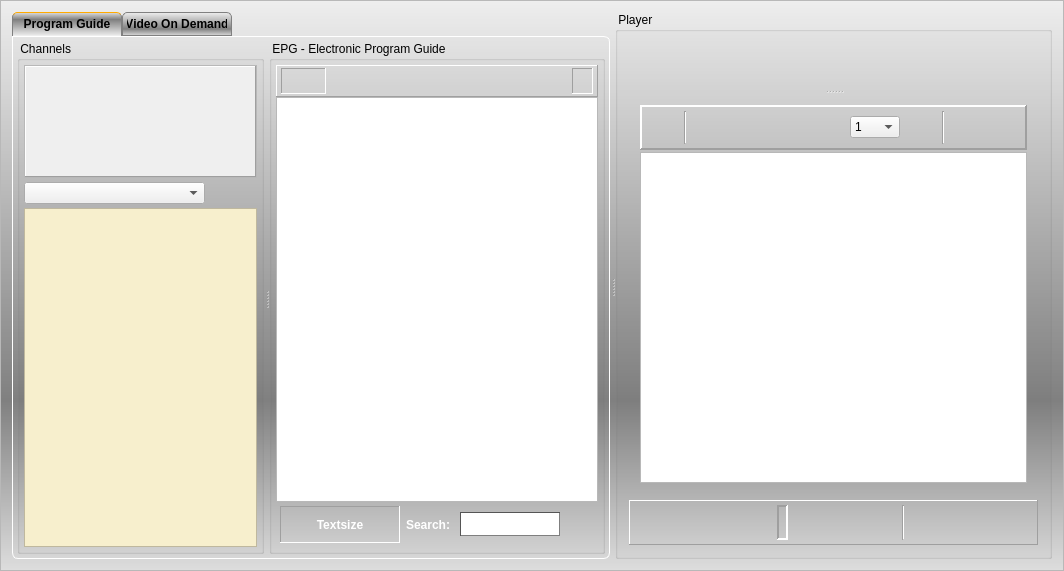
Old version of the form forms/recorder_inc.ui in the repository Jo2003/vlc_record.
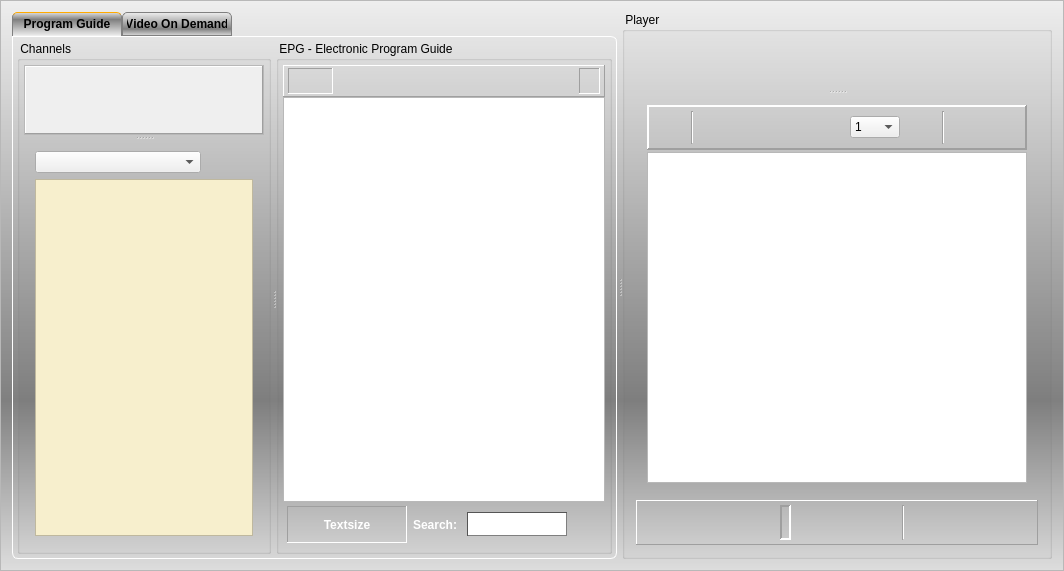
New version of the form. Icons and pictures are not drawn. Custom widgets are drawn as their Qt base class.

```diff
--- a/forms/recorder_inc.ui
+++ b/forms/recorder_inc.ui
@@ -171,10 +171,7 @@
               <property name="title">
                <string> Channels </string>
               </property>
-              <layout class="QVBoxLayout" name="verticalLayout_6" stretch="2,0,6">
-               <property name="spacing">
-                <number>4</number>
-               </property>
+              <layout class="QVBoxLayout" name="verticalLayout_9">
                <property name="leftMargin">
                 <number>4</number>
                </property>
@@ -188,7 +185,36 @@
                 <number>4</number>
                </property>
                <item>
+                <widget class="QSplitter" name="favSplitter">
+                 <property name="styleSheet">
+                  <string notr="true">QSplitter#favSplitter::handle {
+   image: url(:/png/h_split);
+}
+
+QSplitter#favSplitter::handle:horizontal {
+   width: 5px;
+}
+
+QSplitter#favSplitter::handle:vertical {
+   height: 5px;
+}
+
+QSplitter#favSplitter::handle:hover {
+   image: url(:/png/h_split_hover);
+}
+
+QSplitter#favSplitter::handle:pressed {
+   image: url(:/png/h_split_pressed);
+}
+</string>
+                 </property>
+                 <property name="orientation">
+                  <enum>Qt::Vertical</enum>
+                 </property>
                 <widget class="QScrollArea" name="scrollArea">
+                  <property name="horizontalScrollBarPolicy">
+                   <enum>Qt::ScrollBarAlwaysOff</enum>
+                  </property>
                  <property name="widgetResizable">
                   <bool>true</bool>
                  </property>
@@ -197,8 +223,8 @@
                    <rect>
                     <x>0</x>
                     <y>0</y>
-                    <width>233</width>
-                    <height>111</height>
+                     <width>234</width>
+                     <height>76</height>
                    </rect>
                   </property>
                   <layout class="QVBoxLayout" name="verticalLayout_8">
@@ -240,19 +266,18 @@
                       <property name="spacing">
                        <number>0</number>
                       </property>
-                      <item>
-                       <spacer name="hSpacerLeft">
-                        <property name="orientation">
-                         <enum>Qt::Horizontal</enum>
-                        </property>
-                        <property name="sizeHint" stdset="0">
-                         <size>
-                          <width>40</width>
-                          <height>0</height>
-                         </size>
-                        </property>
-                       </spacer>
-                      </item>
+                       <property name="leftMargin">
+                        <number>2</number>
+                       </property>
+                       <property name="topMargin">
+                        <number>2</number>
+                       </property>
+                       <property name="rightMargin">
+                        <number>2</number>
+                       </property>
+                       <property name="bottomMargin">
+                        <number>2</number>
+                       </property>
                       <item>
                        <layout class="QGridLayout" name="gLayoutFav">
                         <property name="spacing">
@@ -260,26 +285,14 @@
                         </property>
                        </layout>
                       </item>
-                      <item>
-                       <spacer name="hlSpacerRight">
-                        <property name="orientation">
-                         <enum>Qt::Horizontal</enum>
-                        </property>
-                        <property name="sizeHint" stdset="0">
-                         <size>
-                          <width>40</width>
-                          <height>0</height>
-                         </size>
-                        </property>
-                       </spacer>
-                      </item>
                      </layout>
                     </widget>
                    </item>
                   </layout>
                  </widget>
                 </widget>
-               </item>
+                 <widget class="QWidget" name="layoutWidget">
+                  <layout class="QVBoxLayout" name="verticalLayout_6">
                <item>
                 <layout class="QHBoxLayout" name="hlCbxGroupBtnFilter" stretch="10,1,0">
                  <property name="spacing">
@@ -400,6 +413,10 @@
                    <height>24</height>
                   </size>
                  </property>
+                    </widget>
+                   </item>
+                  </layout>
+                 </widget>
                 </widget>
                </item>
               </layout>
```
Left out of the diff: 2 changed lines with no effect on the pictures. Lines whose indentation alone changed are shown as unchanged.
